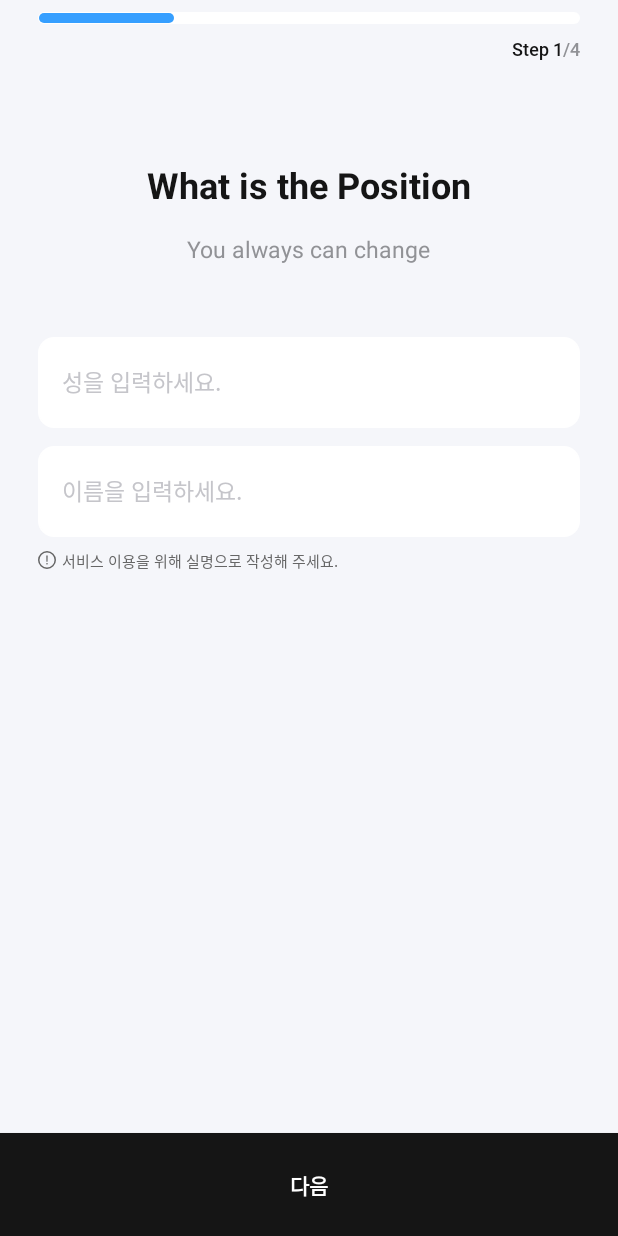
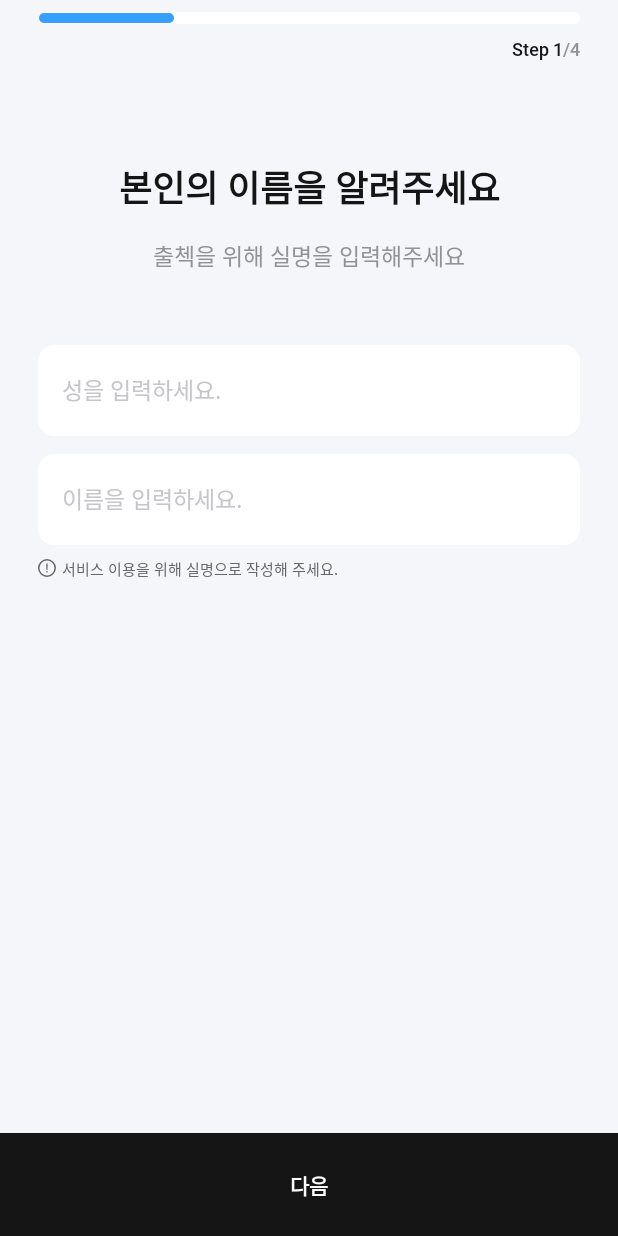
Before and after one commit to DevelopDesignDayDay/Attendance-AOS, an Android app: the StepNameFragment screen opened directly, with no data from a screen before it, on a phone screen of 412 x 824 dp. Run offline under Robolectric (Android 15) with nearby library versions, the light colour scheme and no system bars; our stand-ins replace Dagger/Hilt's generated code, Firebase (no records; nobody signed in at launch, a user with empty details on screens opened directly), data binding.

Commit message:
fix : view(tutorial step), text resource

```diff
--- a/presentation/src/main/res/layout/fragment_step_auth.xml
+++ b/presentation/src/main/res/layout/fragment_step_auth.xml
@@ -35,8 +35,8 @@
                     android:layout_width="wrap_content"
                     android:layout_height="wrap_content"
                     android:layout_marginTop="66dp"
-                    android:text="What is the Position"
-                    android:textColor="#151515"
+                    android:text="@string/sign_up_step_second_title"
+                    android:textColor="@color/sign_up_selected_color"
                     android:textSize="24dp"
                     android:textStyle="bold"
                     app:layout_constraintEnd_toEndOf="parent"
@@ -49,7 +49,7 @@
                     android:layout_width="wrap_content"
                     android:layout_height="wrap_content"
                     android:layout_marginTop="16dp"
-                    android:text="You always can change"
+                    android:text="@string/sign_up_step_second_subtitle"
                     android:textColor="#919296"
                     android:textSize="15dp"
                     app:layout_constraintEnd_toEndOf="parent"
--- a/presentation/src/main/res/layout/fragment_step_name.xml
+++ b/presentation/src/main/res/layout/fragment_step_name.xml
@@ -35,8 +35,8 @@
                     android:layout_width="wrap_content"
                     android:layout_height="wrap_content"
                     android:layout_marginTop="66dp"
-                    android:text="What is the Position"
-                    android:textColor="#151515"
+                    android:text="@string/sign_up_step_first_title"
+                    android:textColor="@color/sign_up_step_value"
                     android:textSize="24dp"
                     android:textStyle="bold"
                     app:layout_constraintEnd_toEndOf="parent"
@@ -49,8 +49,8 @@
                     android:layout_width="wrap_content"
                     android:layout_height="wrap_content"
                     android:layout_marginTop="16dp"
-                    android:text="You always can change"
-                    android:textColor="#919296"
+                    android:text="@string/sign_up_step_first_subtitle"
+                    android:textColor="@color/login_subtitle_color"
                     android:textSize="15dp"
                     app:layout_constraintEnd_toEndOf="parent"
                     app:layout_constraintStart_toStartOf="parent"
--- a/presentation/src/main/res/values/strings.xml
+++ b/presentation/src/main/res/values/strings.xml
@@ -1,6 +1,6 @@
 <resources>
     <string name="app_name">presentation</string>
-    <!--signIn-->
+    <!--signUp-->
     <string name="sign_up_hint_first_name">성을 입력하세요.</string>
     <string name="sign_up_hint_last_name">이름을 입력하세요.</string>
     <string name="sign_up_hint_email">이메일을 입력하세요.</string>
@@ -11,7 +11,15 @@
     <string name="sign_up_step_max_value">/4</string>
     <string name="sign_up_next">다음</string>
     <string name="sign_up_move_login">로그인 하기</string>
-
+    <string name="sign_up_step_first_title">본인의 이름을 알려주세요</string>
+    <string name="sign_up_step_first_subtitle">출첵을 위해 실명을 입력해주세요</string>
+    <string name="sign_up_step_second_title">아이디 비밀번호를 입력해주세요</string>
+    <string name="sign_up_step_second_subtitle">출첵을 위해 필요한 계정입니다</string>
+    <string name="sign_up_step_fourth_title">가입이 완료되었습니다 :)</string>
+    <string name="sign_up_step_fourth_subtitle">멤버가 되신 걸 환영합니다!</string>
+    <!--tutorial-->
+    <string name="tutorial_login">Log in</string>
+    <string name="tutorial_sign_up_email">이메일로 회원가입</string>
     <!--login-->
     <string name="login_title">Hello! 회원님</string>
     <string name="login_subtitle">디디디에 오신걸 정말 환영합니다 :)\n로그인후 이용이 가능합니다.</string>
```
Also changed, not shown: presentation/src/main/res/layout/activity_tutorial.xml (+7 -3 lines), presentation/src/main/res/layout/fragment_step_final.xml (+21 -0 lines).
